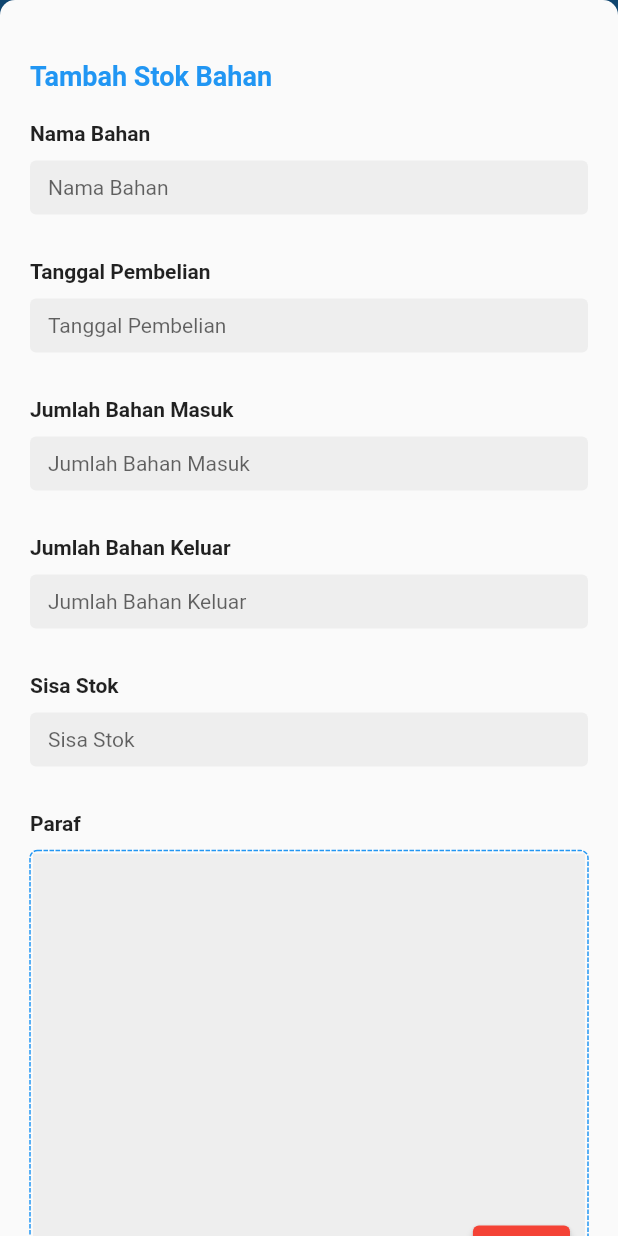
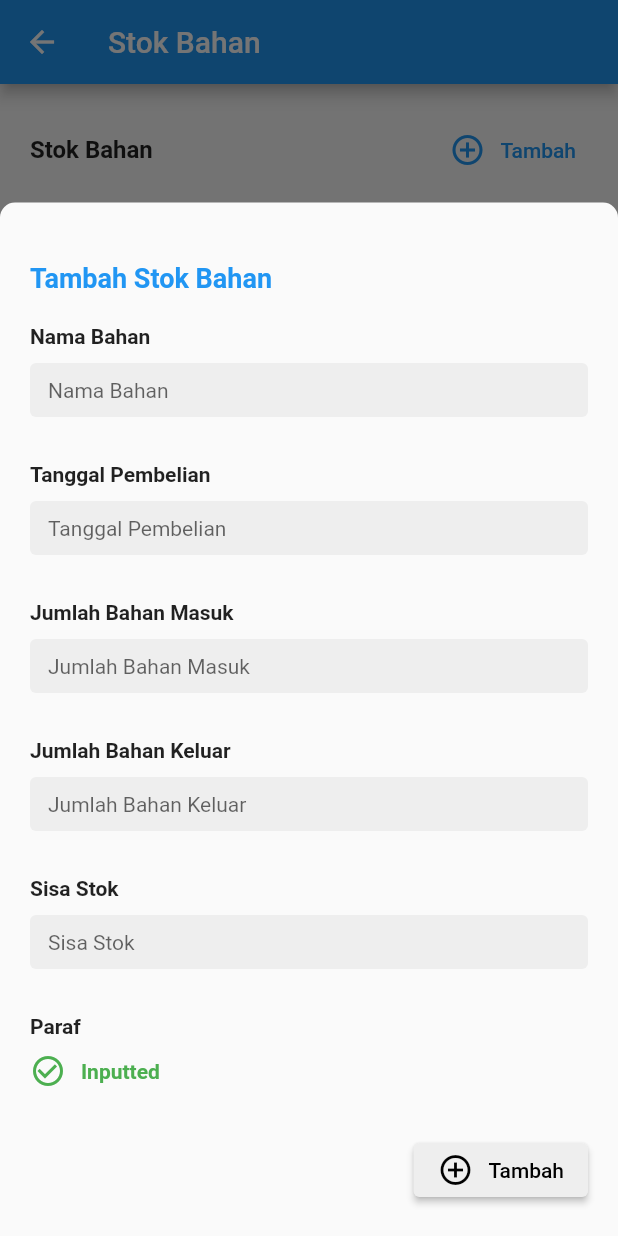
Before and after one commit to jpngeekudin/halal-chain-android, a Flutter app: the UmkmStokBarangPage screen opened by its route, after a tap on "Tambah", on a phone screen of 412 x 824 dp. Run offline on Flutter 3.47's test engine with Material 2 defaults, Android fonts, the phone set to English and light mode, and no system bars; drawn by our look-alikes of dotted_border, signature; our stand-ins replace dio, file_picker, flutter_secure_storage, google_fonts, logger and 4 more; missing offline and left inert: dart:ffi, mobile_scanner; accounts and stored records are empty.

Commit message:
stok barang paraf

```diff
--- a/lib/models/umkm_model.dart
+++ b/lib/models/umkm_model.dart
@@ -222,8 +222,9 @@
   String jumlahBahan;
   String jumlahKeluar;
   String stokSisa;
-  File paraf;
-  String? uploadedParafUrl;
+  UserSignature paraf;
+  // File paraf;
+  // String? uploadedParafUrl;
 
   UmkmStokBarang({
     required this.tanggalBeli,
@@ -234,9 +235,9 @@
     required this.paraf
   });
 
-  void setParafUrl(String url) {
-    uploadedParafUrl = url;
-  }
+  // void setParafUrl(String url) {
+  //   uploadedParafUrl = url;
+  // }
 }
 
 class UmkmProduksi {
--- a/lib/pages/umkm_pages/umkm_data_sjh_pages/umkm_stok_barang_page.dart
+++ b/lib/pages/umkm_pages/umkm_data_sjh_pages/umkm_stok_barang_page.dart
@@ -7,8 +7,10 @@
 import 'package:halal_chain/helpers/typography_helper.dart';
 import 'package:halal_chain/helpers/umkm_helper.dart';
 import 'package:halal_chain/helpers/utils_helper.dart';
+import 'package:halal_chain/models/signature_model.dart';
 import 'package:halal_chain/models/umkm_model.dart';
 import 'package:halal_chain/services/core_service.dart';
+import 'package:halal_chain/widgets/signature_form_widget.dart';
 import 'package:logger/logger.dart';
 import 'package:signature/signature.dart';
 
@@ -28,14 +30,30 @@
   final _jumlahBahanController = TextEditingController();
   final _jumlahKeluarController = TextEditingController();
   final _stokSisaController = TextEditingController();
-  final _parafController = SignatureController(
-    penStrokeWidth: 5
-  );
+  UserSignature? _parafModel;
+  // final _parafController = SignatureController(
+  //   penStrokeWidth: 5
+  // );
 
   final _titleTextStyle = TextStyle(
     fontWeight: FontWeight.bold,
     fontSize: 16
   );
+
+  void _showModalSignature(Function setSignatureState) {
+    showModalBottomSheet(
+      context: context,
+      isScrollControlled: true,
+      shape: ModalBottomSheetShape,
+      builder: (context) {
+        return SignatureFormWidget();
+      }
+    ).then((signature) {
+      setSignatureState(() {
+        _parafModel = signature;
+      });
+    });
+  }
 
   void _showModalStok() {
     showModalBottomSheet(
@@ -110,7 +128,9 @@
                       style: inputTextStyle,
                     )
                   ),
-                  getInputWrapper(
+                  StatefulBuilder(
+                    builder: (context, setSignatureState) {
+                      return getInputWrapper(
                         label: 'Paraf',
                         // input: Wrap(
                         //   crossAxisAlignment: WrapCrossAlignment.center,
@@ -123,10 +143,37 @@
                         //     )
                         //   ],
                         // ),
-                    input: getInputSignature(
-                      controller: _parafController,
-                      context: context
+                        // input: getInputSignature(
+                        //   controller: _parafController,
+                        //   context: context
+                        // )
+                        input: _parafModel == null ? InkWell(
+                          onTap: () => _showModalSignature(setSignatureState),
+                          child: Wrap(
+                            crossAxisAlignment: WrapCrossAlignment.center,
+                            children: [
+                              Icon(Icons.warning_rounded, color: Colors.grey[600]),
+                              SizedBox(width: 10),
+                              Text('Input Signature', style: TextStyle(
+                                fontWeight: FontWeight.bold,
+                                color: Colors.grey[600]
+                              ))
+                            ],
+                          ),
                         )
+                        : Wrap(
+                          crossAxisAlignment: WrapCrossAlignment.center,
+                          children: [
+                            Icon(Icons.check_circle_outline, color: Colors.green),
+                            SizedBox(width: 10),
+                            Text('Inputted', style: TextStyle(
+                              fontWeight: FontWeight.bold,
+                              color: Colors.green
+                            ))
+                          ],
+                        )
+                      );
+                    }
                   ),
                   Row(
                     mainAxisAlignment: MainAxisAlignment.end,
@@ -255,7 +302,7 @@
   }
 
   void _addStok() async {
-    final parafBytes = await _parafController.toPngBytes();
+    // final parafBytes = await _parafController.toPngBytes();
 
     final stok = UmkmStokBarang(
       tanggalBeli: _tanggalBeliModel!,
@@ -263,7 +310,8 @@
       jumlahBahan: _jumlahBahanController.text,
       jumlahKeluar: _jumlahKeluarController.text,
       stokSisa: _stokSisaController.text,
-      paraf: await uint8ListToFile(parafBytes!),
+      paraf: _parafModel!,
+      // paraf: await uint8ListToFile(parafBytes!),
     );
 
     setState(() => _listStok.add(stok));
@@ -273,7 +321,8 @@
     _jumlahBahanController.text = '';
     _jumlahKeluarController.text = '';
     _stokSisaController.text = '';
-    _parafController.clear();
+    _parafModel = null;
+    // _parafController.clear();
   }
 
   void _removeStok(UmkmStokBarang stok) {
@@ -289,17 +338,19 @@
 
     try {
       final core = CoreService();
-      for (int i = 0; i < _listStok.length; i++) {
-        final stok = _listStok[i];
-        final formData = FormData.fromMap({
-          'image': await MultipartFile.fromFile(
-            stok.paraf.path,
-            filename: stok.paraf.path.split('/').last
-          )
-        });
-        final upload = await core.genericPost(ApiList.imageUpload, null, formData);
-        stok.setParafUrl(upload.data);
-      }
+
+      // upload each stok signature image
+      // for (int i = 0; i < _listStok.length; i++) {
+      //   final stok = _listStok[i];
+      //   final formData = FormData.fromMap({
+      //     'image': await MultipartFile.fromFile(
+      //       stok.paraf.path,
+      //       filename: stok.paraf.path.split('/').last
+      //     )
+      //   });
+      //   final upload = await core.genericPost(ApiList.imageUpload, null, formData);
+      //   stok.setParafUrl(upload.data);
+      // }
 
       final document = await getUmkmDocument();
       final params = {
@@ -310,7 +361,8 @@
           'jumlah_bahan': stok.jumlahBahan,
           'jumlah_keluar': stok.jumlahKeluar,
           'stok_sisa': stok.stokSisa,
-          'paraf': stok.uploadedParafUrl
+          'paraf': stok.paraf.sign,
+          // 'paraf': stok.uploadedParafUrl
         }).toList(),
       };
 
```
Lines whose indentation alone changed are shown as unchanged.
